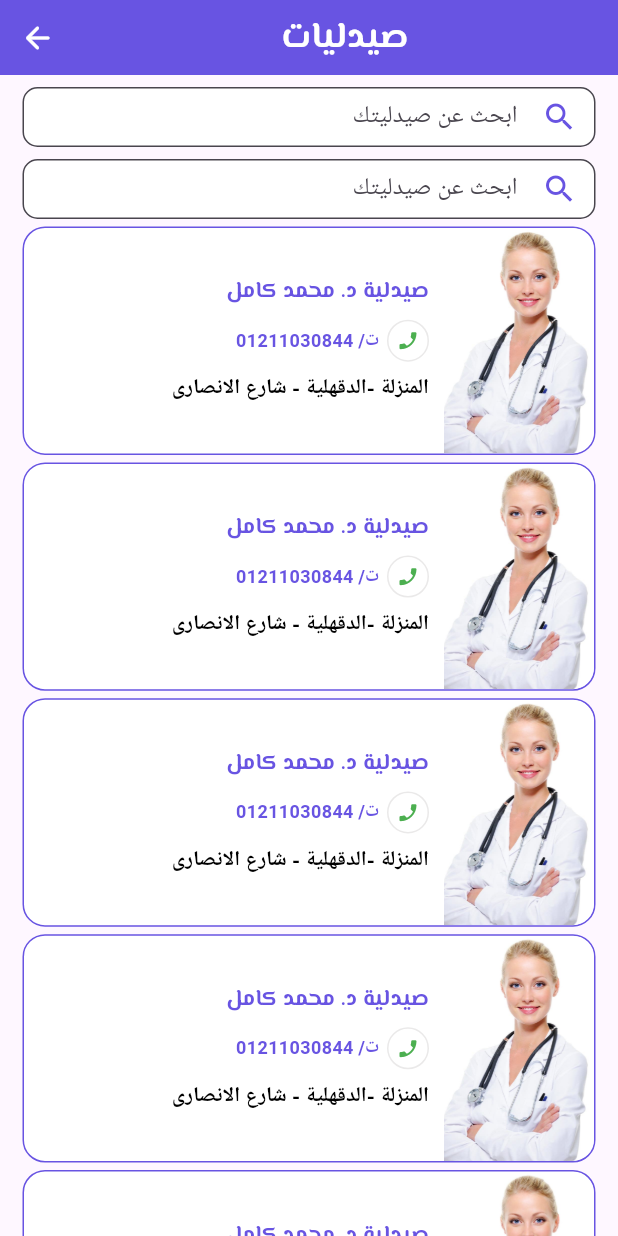
After one commit to Eng-abdullahashraf/Atebaa, a Flutter app: the Homescreen screen opened directly, after a tap on "صيدليات", on a phone screen of 412 x 824 dp. The commit adds this screen. Run offline on Flutter 3.47's test engine with Material 3 defaults, Android fonts, the phone set to English and light mode, and no system bars; our stand-ins replace bloc, cloud_firestore, connectivity_plus, curved_navigation_bar, dio, firebase_core and 8 more; missing offline and left inert: animated_conditional_builder, drop_down_list, just_the_tooltip; accounts and stored records are empty; network calls fail; statements that could not run were skipped.

Commit message:
newvers3

```diff
--- a/lib/Screen/LoginScreens/Signup page doctors.dart
+++ b/lib/Screen/LoginScreens/Signup page doctors.dart
@@ -38,7 +38,7 @@ class SignDoctors extends StatelessWidget {
                     Gap(20),
                     Center(
                       child: Text(
-                        'انشاء حساب دكتور',
+                        'انشاء حساب طبيب',
                         style: TextStyle(
                             fontWeight: FontWeight.w700,
                             fontSize: 24,
@@ -134,7 +134,7 @@ class SignDoctors extends StatelessWidget {
                           padding: const EdgeInsets.only(top: 8),
                           child: InkWell(onTap: (){},radius: 25,
                             child: Image(
-                              image: AssetImage('images/rect.png'),height: 114,width: 114,
+                              image: AssetImage('images/qrcode.png'),height: 114,width: 114,
                             ),
                           ),
                         )],
--- a/lib/Screen/Homescreen.dart
+++ b/lib/Screen/navscreens/Homescreen.dart
@@ -1,4 +1,6 @@
-import 'package:atebaa/component/pages.dart';
+import 'package:atebaa/Screen/tabbedscreens/pharmacypage.dart';
+import 'package:atebaa/Screen/tabbedscreens/radiologypage.dart';
+import 'package:atebaa/Screen/tabbedscreens/searchdoctors.dart';
 import 'package:connectivity_plus/connectivity_plus.dart';
 import 'package:drop_down_list/model/selected_list_item.dart';
 import 'package:flutter/material.dart';
@@ -6,10 +8,10 @@ import 'package:flutter_carousel_widget/flutter_carousel_widget.dart';
 import 'package:gap/gap.dart';
 import 'package:get/get.dart';
 
-import '../constant/Apptextfield.dart';
-import '../component/component.dart';
-import '../controller/homecontroller.dart';
-import '../theme/colors.dart';
+import '../../constant/Apptextfield.dart';
+import '../../component/component.dart';
+import '../../controller/homecontroller.dart';
+import '../../theme/colors.dart';
 
 class Homescreen extends StatelessWidget {
   Homescreen({super.key});
@@ -102,11 +104,13 @@ class Homescreen extends StatelessWidget {
                                     child: Row(
                                       children: [
                                         Expanded(
-                                          child: InkWell( child: tab(123, 'images/doctorstab.jpg', 'أطباء'), onTap: () {Get.to(searchdoctors());},),
+                                          child: InkWell( child: tab(123, 'images/doctorstab.jpg', 'أطباء'), onTap: () {Get.to(SearchDoctors(),transition: Transition.rightToLeft,duration: Duration(seconds: 1));},),
                                         ),
                                         Gap(10),
                                         Expanded(
-                                            child: tab(123, 'images/pharmacytab.jpg', 'صيدليات')
+                                            child: InkWell(child: tab(123, 'images/pharmacytab.jpg', 'صيدليات'),onTap: () {
+                                              Get.to(PharmacyPage(),transition: Transition.rightToLeft,duration: Duration(seconds: 1));
+                                            },)
                                         ),
 
                                       ],
@@ -120,7 +124,9 @@ class Homescreen extends StatelessWidget {
                                     child: Row(
                                       children: [
                                         Expanded(
-                                            child: tab(123, 'images/radiology.jpg', 'مراكز')
+                                            child: InkWell(child: tab(123, 'images/radiology.jpg', 'مراكز'),onTap: () {
+                                              Get.to(RadiologyPage(),transition: Transition.rightToLeft,duration: Duration(seconds: 1));
+                                            },)
                                         ),
                                         Gap(10),
                                         Expanded(
--- a/lib/Screen/Roqya.dart
+++ b/lib/Screen/navscreens/Roqya.dart
@@ -1,4 +1,4 @@
-import 'package:atebaa/Screen/mix%20info.dart';
+import 'package:atebaa/Screen/navscreens/mix%20info.dart';
 import 'package:atebaa/controller/homecontroller.dart';
 import 'package:atebaa/theme/colors.dart';
 import 'package:flutter/material.dart';
--- a/lib/Screen/splash.dart
+++ b/lib/Screen/splash.dart
@@ -8,7 +8,7 @@ import 'package:flutter/material.dart';
 import 'package:get/get.dart';
 
 import '../../theme/colors.dart';
-import 'firstscreen.dart';
+import 'navscreens/firstscreen.dart';
 
 class Splash extends StatefulWidget {
   const Splash({Key? key}) : super(key: key);
--- /dev/null
+++ b/lib/Screen/tabbedscreens/pharmacypage.dart
@@ -0,0 +1,63 @@
+import 'package:atebaa/component/component.dart';
+import 'package:atebaa/component/second%20component.dart';
+import 'package:atebaa/theme/colors.dart';
+import 'package:flutter/material.dart';
+import 'package:gap/gap.dart';
+import 'package:get/get.dart';
+
+class PharmacyPage extends StatelessWidget {
+   PharmacyPage({super.key});
+
+  TextEditingController searchcontroller=TextEditingController();
+  @override
+  Widget build(BuildContext context) {
+    return SafeArea(
+        child: Scaffold(
+      body: pharmacyPage(searchcontroller),
+    ));
+  }
+}
+
+//..................................
+
+Widget pharmacyPage(x) => Column(
+      children: [
+        Container(
+          alignment: Alignment.centerLeft,
+          decoration: BoxDecoration(
+            color: Appcolor().firstcolor,
+            border: Border.all(color: Appcolor().firstcolor, width: 1),
+          ),
+          height: 50,
+          width: double.infinity,
+          child: Row(
+            children: [
+              Expanded(child: Center(child: Text('صيدليات',style: TextStyle(fontSize: 24,color: Appcolor().thirdcolor,fontFamily: 'ElMessiri-Bold'),))),
+              IconButton(
+                  onPressed: () {
+                    Get.back();
+                  },
+                  icon: Icon(Icons.arrow_forward_rounded,color: Colors.white,)),
+            ],
+          ),
+        ),
+        Gap(8),
+        Padding(
+          padding: const EdgeInsets.only(left: 15,right: 15),
+          child: Container(height: 40,child: TextInput(IconColor: Appcolor().firstcolor, FillColor: Appcolor().thirdcolor, PrefIcon: Icon(Icons.search), LableText: 'ابحث عن صيدليتك', HintText: 'ابحث عن صيدليتك', Scure: false, radius: 10, controller: x)),
+        ),
+        Gap(8),
+        Padding(
+          padding: const EdgeInsets.only(left: 15,right: 15),
+          child: Container(height: 40,child: TextInput(IconColor: Appcolor().firstcolor, FillColor: Appcolor().thirdcolor, PrefIcon: Icon(Icons.search), LableText: 'ابحث عن صيدليتك', HintText: 'ابحث عن صيدليتك', Scure: false, radius: 10, controller: x)),
+        ),
+        Expanded(
+          child: Container(
+            child: ListView.builder(
+              itemBuilder: (context, i) => pharmacyCard(),
+              itemCount: 10,
+            ),
+          ),
+        )
+      ],
+    );
--- a/lib/component/component.dart
+++ b/lib/component/component.dart
@@ -373,7 +373,7 @@ Widget doa() => Column(
       ],
     );
 
-Widget carouslerImage(AdvertisingModel x,context) => InkWell(
+Widget carouslerImage(AdvertisingModel x, context) => InkWell(
       child: ClipRRect(
         borderRadius: BorderRadius.circular(20),
         // child: Image(image: AssetImage('${x.image1}'))
@@ -399,7 +399,6 @@ Widget carouslerImage(AdvertisingModel x,context) => InkWell(
                       ),
                       Positioned(
                         child: Column(
-
                           children: [
                             InkWell(
                               child: CircleAvatar(
@@ -414,7 +413,7 @@ Widget carouslerImage(AdvertisingModel x,context) => InkWell(
                             InkWell(
                               child: CircleAvatar(
                                 backgroundColor: Colors.blueAccent,
-                                child: Image.asset('images/fb.png',width: 25),
+                                child: Image.asset('images/fb.png', width: 25),
                               ),
                               onTap: () {
                                 launch('${x.whatsapp}');
@@ -422,7 +421,7 @@ Widget carouslerImage(AdvertisingModel x,context) => InkWell(
                             ),
                           ],
                         ),
-                        right:-20,
+                        right: -20,
                       )
                     ]),
               );
@@ -431,16 +430,14 @@ Widget carouslerImage(AdvertisingModel x,context) => InkWell(
     );
 
 //decoration: BoxDecoration(border: Border.all(color: Appcolor().firstcolor,width: 1) ),
-Widget tab(double height,String image,String titleContainer)=>Stack(
+
+Widget tab(double height, String image, String titleContainer) => Stack(
       children: [
         Container(
           height: height,
           decoration: BoxDecoration(
-        borderRadius:
-        BorderRadius.circular(20),
-        image: DecorationImage(
-            image: AssetImage(image),
-            fit: BoxFit.fill),
+            borderRadius: BorderRadius.circular(20),
+            image: DecorationImage(image: AssetImage(image), fit: BoxFit.fill),
           ),
         ),
         Container(
@@ -449,7 +446,78 @@ Widget tab(double height,String image,String titleContainer)=>Stack(
           decoration: BoxDecoration(
               borderRadius: BorderRadius.circular(20),
               color: Color(0x885E5E5E)),
-      child: Center(child: Text(titleContainer,style: TextStyle(fontSize: 24,color: Colors.white,fontFamily: 'ElMessiri-Bold'))),
+          child: Center(
+              child: Text(titleContainer,
+                  style: TextStyle(
+                      fontSize: 24,
+                      color: Colors.white,
+                      fontFamily: 'ElMessiri-Bold'))),
         ),
       ],
     );
+
+Widget pharmacyCard() => Padding(
+      padding: const EdgeInsets.only(left: 15, right: 15, top: 5),
+      child: Container(
+        decoration: BoxDecoration(
+            color: Appcolor().thirdcolor,
+            border: Border.all(color: Appcolor().firstcolor, width: 1),
+            borderRadius: BorderRadius.circular(15)),
+        child: Row(children: [
+          ClipRRect(
+              borderRadius: BorderRadius.only(topRight: Radius.circular(15),bottomRight: Radius.circular(15)),
+              child: Image.asset('images/doctora.jpg', width: 100)),
+          Gap(10),
+          Expanded(
+              child: Column(
+                crossAxisAlignment: CrossAxisAlignment.start,
+            children: [
+              Text(
+                "صيدلية د. محمد كامل",
+                style: TextStyle(
+                    color: Appcolor().firstcolor,
+                    fontFamily: "ElMessiri-Bold",
+                    fontSize: 15,
+                    fontWeight: FontWeight.bold),
+              ),
+              Gap(8),
+              InkWell(
+                onTap: () {
+                  launch(
+                      'tel: +01211030844');
+                },
+                child: Container(
+                  width: double.infinity,
+                  child: Row(
+                    children: [
+                      Container(
+                        padding:EdgeInsets.all(3),
+                        decoration:BoxDecoration(
+                            border: Border.all(color: Color(
+                                0xFFEAE9E9),width: 1),
+                            shape: BoxShape.circle,color: Colors.white),
+                        child: CircleAvatar(
+                          backgroundColor: Appcolor().thirdcolor,
+                          child: Icon(Icons.phone_enabled,size: 15,color: Colors.green, ),
+                          minRadius: 10,
+                        ),
+                      ),
+                      Gap(5),
+                      Expanded(
+                        child: Text(
+                          "ت/ 01211030844",
+                          style: TextStyle(
+                              fontSize: 12,fontWeight: FontWeight.bold,color: Appcolor().firstcolor),
+                        ),
+                      ),
+                    ],
+                  ),
+                ),
+              ),
+              Gap(8),
+              Text('المنزلة -الدقهلية - شارع الانصارى',style: TextStyle(fontSize: 14,color: Colors.black,fontWeight: FontWeight.bold),)
+            ],
+          )),
+        ]),
+      ),
+    );
--- a/lib/onboarding/onboarding page.dart
+++ b/lib/onboarding/onboarding page.dart
@@ -1,4 +1,4 @@
-import 'package:atebaa/Screen/firstscreen.dart';
+import 'package:atebaa/Screen/navscreens/firstscreen.dart';
 import 'package:atebaa/component/component.dart';
 import 'package:atebaa/controller/homecontroller.dart';
 import 'package:atebaa/onboarding/OnboardingModel.dart';
```
Also changed, not shown: lib/Screen/LoginScreens/Signup page client.dart (+2 -14 lines), lib/Screen/LoginScreens/Signup page.dart (+17 -17 lines), lib/Screen/navscreens/firstscreen.dart (renamed from lib/Screen/firstscreen.dart, +8 -54 lines), lib/Screen/navscreens/profilescreen.dart (added, +71 -0 lines), lib/Screen/tabbedscreens/radiologypage.dart (added, +62 -0 lines), lib/Screen/tabbedscreens/searchdoctors.dart (renamed from lib/component/pages.dart, +8 -19 lines), lib/constant/Apptextfield.dart (+1 -8 lines), lib/controller/homecontroller.dart (+6 -6 lines), images/qrcode.png (added), images/searchdoc.png (deleted), lib/Screen/navscreens/Favorite.dart (renamed from lib/Screen/Favorite.dart), lib/Screen/navscreens/aboutus.dart (renamed from lib/Screen/aboutus.dart), lib/Screen/navscreens/mix info.dart (renamed from lib/Screen/mix info.dart). Lines whose indentation alone changed are shown as unchanged.
